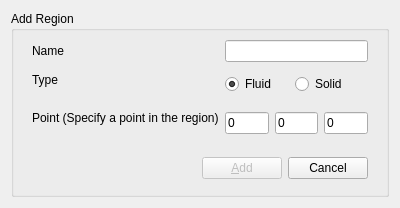
Before: the Qt Designer form baramMesh/view/region/region_form.ui in nextfoam/baram, drawn with Qt 5.
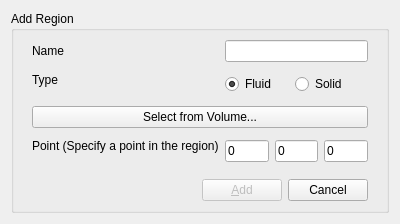
After: the same form once the commit is applied.

Commit message: Issue baram#798 Region 내부 점 자동 입력 기능 검토

What changed in the file:
```diff
--- a/baramMesh/view/region/region_form.ui
+++ b/baramMesh/view/region/region_form.ui
@@ -90,14 +90,21 @@
            </layout>
           </widget>
          </item>
-         <item row="2" column="0">
+         <item row="2" column="0" colspan="2">
+          <widget class="QPushButton" name="selectFromVolume">
+           <property name="text">
+            <string>Select from Volume...</string>
+           </property>
+          </widget>
+         </item>
+         <item row="3" column="0">
           <widget class="QLabel" name="label_13">
            <property name="text">
             <string>Point (Specify a point in the region)</string>
            </property>
           </widget>
          </item>
-         <item row="2" column="1">
+         <item row="3" column="1">
           <widget class="QWidget" name="widget_8" native="true">
            <layout class="QHBoxLayout" name="horizontalLayout_7">
             <property name="leftMargin">
```
The commit also changes 4 other files.
